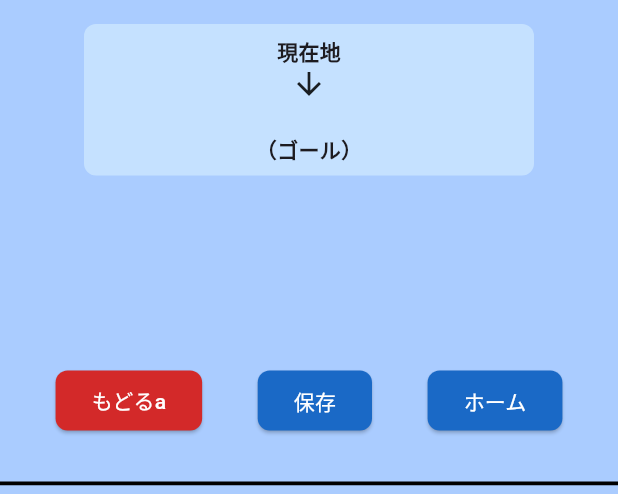
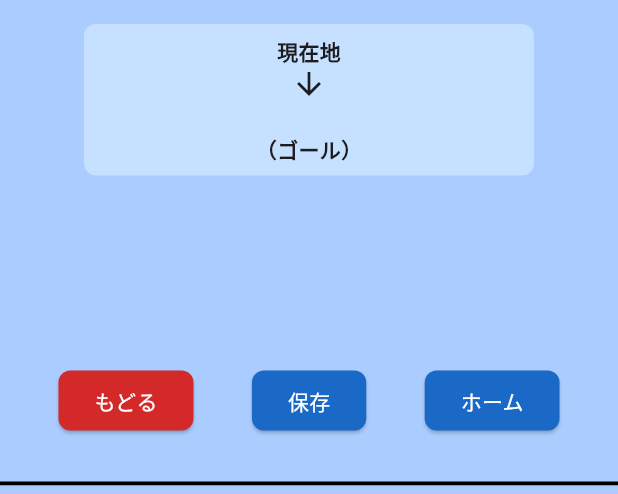
Before and after one commit to yambaru-hackathon/Group-3, a Flutter app: the ShowRoutePage screen opened directly, on a phone screen of 412 x 824 dp, the part 582-1076 px from its top. Run offline on Flutter 3.47's test engine with Material 3 defaults, Android fonts, the phone set to English and light mode, and no system bars; our stand-ins replace cloud_firestore, firebase_auth, firebase_core, geocoding, geolocator, persistent_bottom_nav_bar; missing offline and left inert: speech_balloon; accounts and stored records are empty; statements that could not run were skipped.

```diff
--- a/lib/pages/home_page.dart
+++ b/lib/pages/home_page.dart
@@ -3319,7 +3319,7 @@ class _ShowRoutePageState extends State<ShowRoutePage> {
                       shadowColor: Colors.black,
                     ),
                     child: const Text(
-                      'もどるa',
+                      'もどる',
                       style: TextStyle(color: Color(0xffffffff)),
                     ),
                   ),
```
